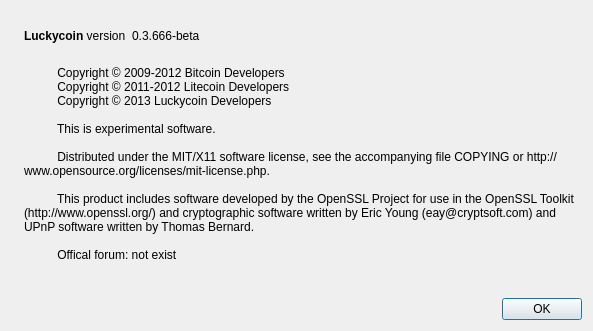
This is src/qt/forms/aboutdialog.ui in KanyeCoin/KanyeCoin as Qt 5 draws it before an edit. The edited form follows.
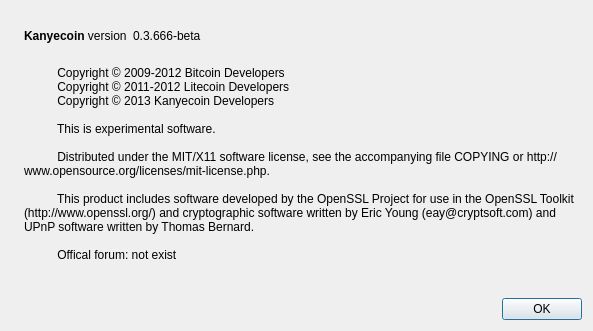
This is the edited form. Icons and pictures are not drawn.

```diff
--- a/src/qt/forms/aboutdialog.ui
+++ b/src/qt/forms/aboutdialog.ui
@@ -50,7 +50,7 @@
           <cursorShape>IBeamCursor</cursorShape>
          </property>
          <property name="text">
-          <string>&lt;b&gt;Luckycoin&lt;/b&gt; version</string>
+          <string>&lt;b&gt;Kanyecoin&lt;/b&gt; version</string>
          </property>
          <property name="textInteractionFlags">
           <set>Qt::LinksAccessibleByMouse|Qt::TextSelectableByKeyboard|Qt::TextSelectableByMouse</set>
@@ -97,7 +97,7 @@
         <string>
           Copyright © 2009-2012 Bitcoin Developers
           Copyright © 2011-2012 Litecoin Developers
-          Copyright © 2013 Luckycoin Developers
+          Copyright © 2013 Kanyecoin Developers
 
           This is experimental software.
 
```
Left out of the diff: 2 changed lines with no effect on the pictures.
